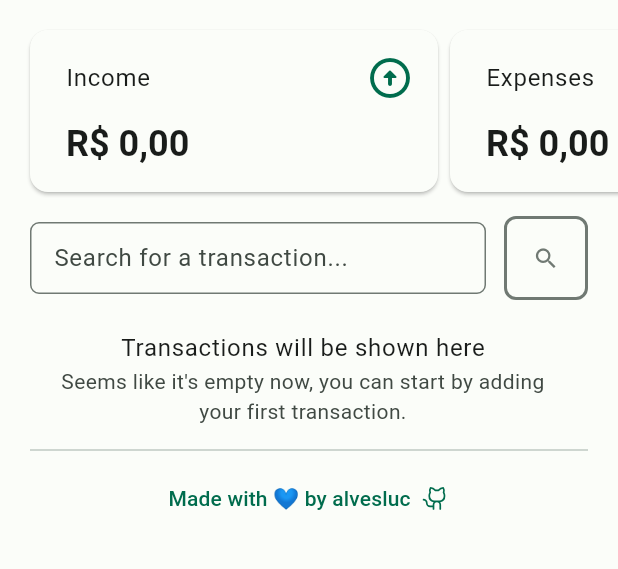
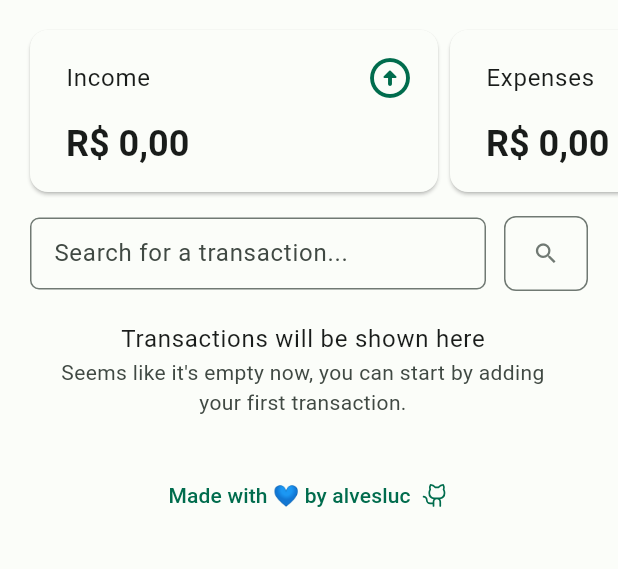
Before and after one commit to alvesluc/dt_money_bloc, a Flutter app: the screen it shows after launch, on a phone screen of 412 x 824 dp, the part 84-653 px from its top. Run offline on Flutter 3.47's test engine with Material 2 defaults, Android fonts, the phone set to English and light mode, and no system bars; our stand-ins replace bloc, currency_text_input_formatter, equatable, flutter_bloc, phosphor_flutter, shared_preferences; generated files the repository leaves out were written again.

Commit message:
Finished responsiveness

```diff
--- a/lib/src/home/transactions/widgets/search_transactions.dart
+++ b/lib/src/home/transactions/widgets/search_transactions.dart
@@ -29,7 +29,9 @@ class _SearchTransactionsState extends State<SearchTransactions> {
     final theme = Theme.of(context);
     final colorScheme = theme.colorScheme;
 
-    return Padding(
+    return Align(
+      child: Container(
+        constraints: const BoxConstraints(maxWidth: 1150),
         padding: const EdgeInsets.symmetric(horizontal: 20, vertical: 12),
         child: Row(
           children: [
@@ -41,14 +43,18 @@ class _SearchTransactionsState extends State<SearchTransactions> {
             ),
             const SizedBox(width: 12),
             Container(
-            height: 56,
-            width: 56,
+              constraints: const BoxConstraints(
+                minWidth: 48,
+                minHeight: 48,
+                maxHeight: 56,
+                maxWidth: 56,
+              ),
               decoration: BoxDecoration(
                 border: Border.all(
                   color: _query.isNotEmpty
                       ? colorScheme.primary
                       : colorScheme.outline,
-                width: 2,
+                  width: 1,
                 ),
                 borderRadius: BorderRadius.circular(8),
               ),
@@ -75,6 +81,7 @@ class _SearchTransactionsState extends State<SearchTransactions> {
             ),
           ],
         ),
+      ),
     );
   }
 }
--- a/lib/src/home/transactions/widgets/transactions_list.dart
+++ b/lib/src/home/transactions/widgets/transactions_list.dart
@@ -11,7 +11,10 @@ class TransactionsList extends StatelessWidget {
 
   @override
   Widget build(BuildContext context) {
-    return BlocBuilder<TransactionsBloc, TransactionsState>(
+    return Align(
+      child: Container(
+        constraints: const BoxConstraints(maxWidth: 1150),
+        child: BlocBuilder<TransactionsBloc, TransactionsState>(
           builder: (context, state) {
             switch (state.status) {
               case TransactionsStatus.initial:
@@ -56,6 +59,8 @@ class TransactionsList extends StatelessWidget {
                 return const CircularProgressIndicator.adaptive();
             }
           },
+        ),
+      ),
     );
   }
 }
--- a/lib/src/home/view/home_page.dart
+++ b/lib/src/home/view/home_page.dart
@@ -17,7 +17,7 @@ class HomePage extends StatelessWidget {
           Dashboard(),
           SearchTransactions(),
           TransactionsList(),
-          Divider(indent: 20, endIndent: 20),
+          SizedBox(height: 20),
           MadeWithLove(),
         ],
       ),
--- a/lib/src/home/widgets/new_transaction_button.dart
+++ b/lib/src/home/widgets/new_transaction_button.dart
@@ -1,11 +1,7 @@
 import 'package:dt_money/l10n/l10n.dart';
 import 'package:dt_money/src/home/transactions/widgets/new_transaction_sheet.dart';
 import 'package:dt_money/src/shared/widgets/primary_button.dart';
-import 'package:dt_money/src/home/transactions/bloc/transactions_bloc.dart';
-import 'package:dt_money/src/shared/models/new_transaction.dart';
-import 'package:dt_money/src/shared/enums.dart';
 import 'package:flutter/material.dart';
-import 'package:flutter_bloc/flutter_bloc.dart';
 
 class NewTransactionButton extends StatelessWidget {
   const NewTransactionButton({super.key});
@@ -18,6 +14,7 @@ class NewTransactionButton extends StatelessWidget {
       label: l10n.newTransactionButtonLabel,
       onPressed: () {
         showModalBottomSheet<void>(
+          constraints: const BoxConstraints(maxWidth: 600),
           context: context,
           builder: (context) {
             return const NewTransactionSheet();
```
Lines whose indentation alone changed are shown as unchanged.
